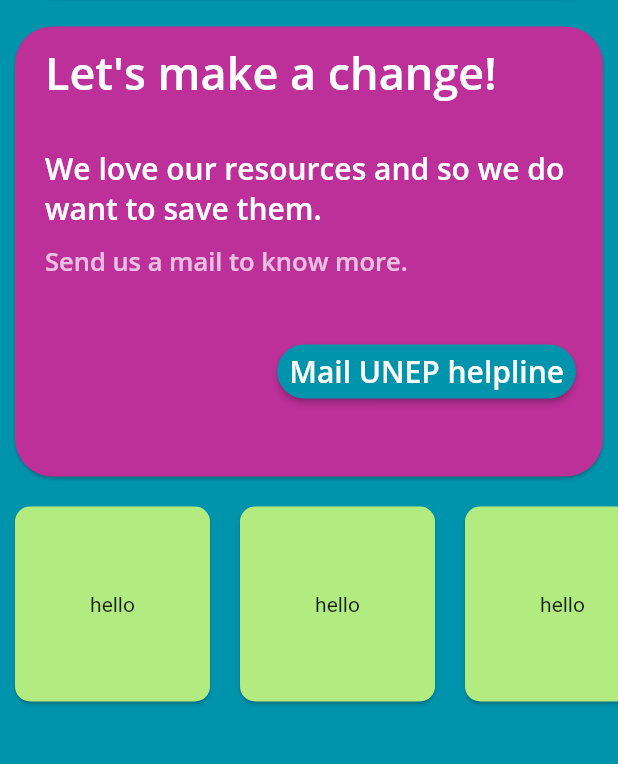
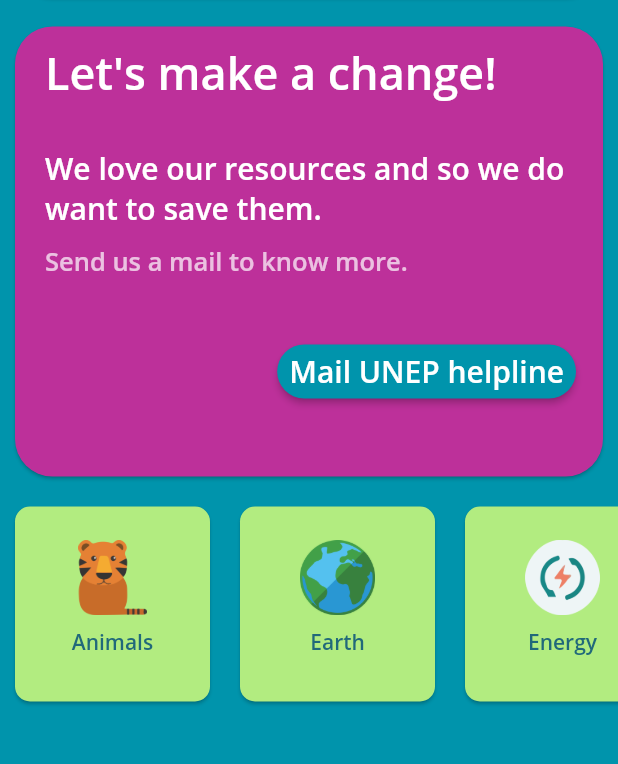
Before and after one commit to ameysunu/envirapp, a Flutter app: the screen it shows after launch, on a phone screen of 412 x 824 dp, the part 140-904 px from its top. Run offline on Flutter 3.47's test engine with Material 2 defaults, Android fonts, the phone set to English and light mode, and no system bars; our stand-ins replace hexcolor.

```diff
--- a/lib/home.dart
+++ b/lib/home.dart
@@ -142,7 +142,28 @@ class _HomeState extends State<Home> {
                         ),
                         margin: EdgeInsets.symmetric(
                             vertical: 10.0, horizontal: 10.0),
-                        child: Center(child: Text("hello")),
+                        child: Center(
+                          child: Column(
+                            crossAxisAlignment: CrossAxisAlignment.center,
+                            mainAxisAlignment: MainAxisAlignment.center,
+                            children: <Widget>[
+                              Container(
+                                height: 50,
+                                width: 50,
+                                child: Image.asset("images/animals.png"),
+                              ),
+                              Padding(
+                                padding: const EdgeInsets.all(8.0),
+                                child: Text(
+                                  "Animals",
+                                  style: TextStyle(
+                                      fontFamily: 'OpenSans',
+                                      color: Hexcolor('#21697A')),
+                                ),
+                              ),
+                            ],
+                          ),
+                        ),
                       ),
                     ),
                     Container(
@@ -158,7 +179,28 @@ class _HomeState extends State<Home> {
                         ),
                         margin: EdgeInsets.symmetric(
                             vertical: 10.0, horizontal: 10.0),
-                        child: Center(child: Text("hello")),
+                        child: Center(
+                          child: Column(
+                            crossAxisAlignment: CrossAxisAlignment.center,
+                            mainAxisAlignment: MainAxisAlignment.center,
+                            children: <Widget>[
+                              Container(
+                                height: 50,
+                                width: 50,
+                                child: Image.asset("images/earth.png"),
+                              ),
+                              Padding(
+                                padding: const EdgeInsets.all(8.0),
+                                child: Text(
+                                  "Earth",
+                                  style: TextStyle(
+                                      fontFamily: 'OpenSans',
+                                      color: Hexcolor('#21697A')),
+                                ),
+                              ),
+                            ],
+                          ),
+                        ),
                       ),
                     ),
                     Container(
@@ -174,7 +216,28 @@ class _HomeState extends State<Home> {
                         ),
                         margin: EdgeInsets.symmetric(
                             vertical: 10.0, horizontal: 10.0),
-                        child: Center(child: Text("hello")),
+                        child: Center(
+                          child: Column(
+                            crossAxisAlignment: CrossAxisAlignment.center,
+                            mainAxisAlignment: MainAxisAlignment.center,
+                            children: <Widget>[
+                              Container(
+                                height: 50,
+                                width: 50,
+                                child: Image.asset("images/energy.png"),
+                              ),
+                              Padding(
+                                padding: const EdgeInsets.all(8.0),
+                                child: Text(
+                                  "Energy",
+                                  style: TextStyle(
+                                      fontFamily: 'OpenSans',
+                                      color: Hexcolor('#21697A')),
+                                ),
+                              ),
+                            ],
+                          ),
+                        ),
                       ),
                     ),
                     Container(
@@ -190,7 +253,28 @@ class _HomeState extends State<Home> {
                         ),
                         margin: EdgeInsets.symmetric(
                             vertical: 10.0, horizontal: 10.0),
-                        child: Center(child: Text("hello")),
+                        child: Center(
+                          child: Column(
+                            crossAxisAlignment: CrossAxisAlignment.center,
+                            mainAxisAlignment: MainAxisAlignment.center,
+                            children: <Widget>[
+                              Container(
+                                height: 50,
+                                width: 50,
+                                child: Image.asset("images/fossils.png"),
+                              ),
+                              Padding(
+                                padding: const EdgeInsets.all(8.0),
+                                child: Text(
+                                  "Fossils",
+                                  style: TextStyle(
+                                      fontFamily: 'OpenSans',
+                                      color: Hexcolor('#21697A')),
+                                ),
+                              ),
+                            ],
+                          ),
+                        ),
                       ),
                     ),
                     Container(
@@ -206,7 +290,28 @@ class _HomeState extends State<Home> {
                         ),
                         margin: EdgeInsets.symmetric(
                             vertical: 10.0, horizontal: 10.0),
-                        child: Center(child: Text("hello")),
+                        child: Center(
+                          child: Column(
+                            crossAxisAlignment: CrossAxisAlignment.center,
+                            mainAxisAlignment: MainAxisAlignment.center,
+                            children: <Widget>[
+                              Container(
+                                height: 50,
+                                width: 50,
+                                child: Image.asset("images/water.png"),
+                              ),
+                              Padding(
+                                padding: const EdgeInsets.all(8.0),
+                                child: Text(
+                                  "Water",
+                                  style: TextStyle(
+                                      fontFamily: 'OpenSans',
+                                      color: Hexcolor('#21697A')),
+                                ),
+                              ),
+                            ],
+                          ),
+                        ),
                       ),
                     ),
                   ],
```
Also changed, not shown: pubspec.yaml (+6 -3 lines), images/animals.png (added), images/earth.png (added), images/energy.png (added), images/fossils.png (added), images/water.png (added).
